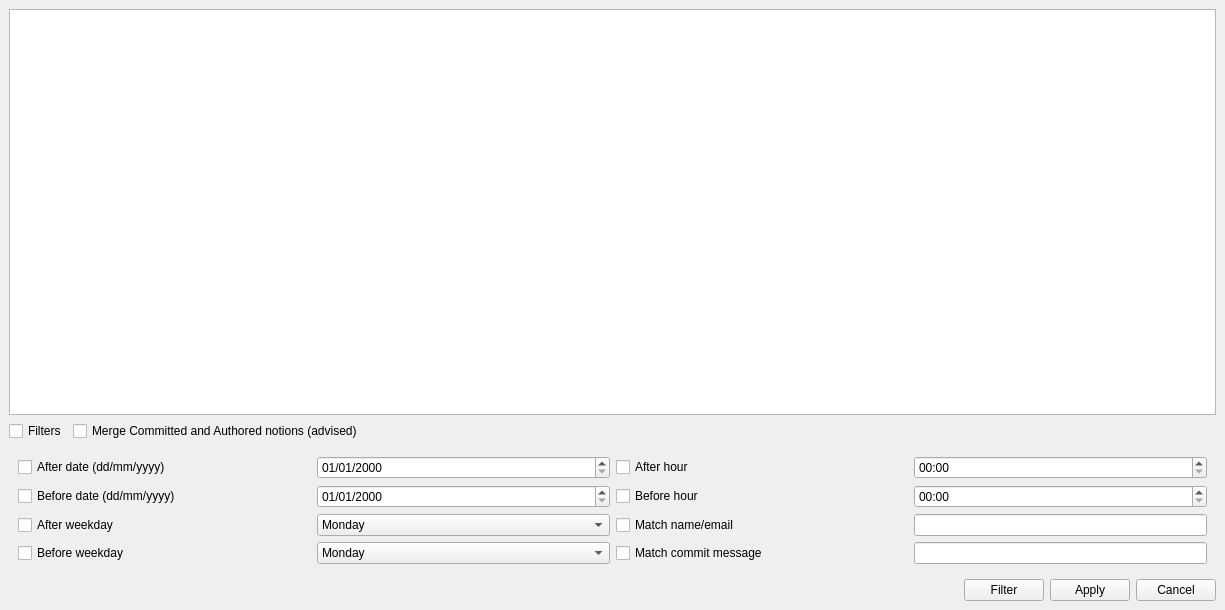
First picture: the form in qGitFilterBranch/main_window.ui, repository mike-perdide/gitbuster, before the edit.
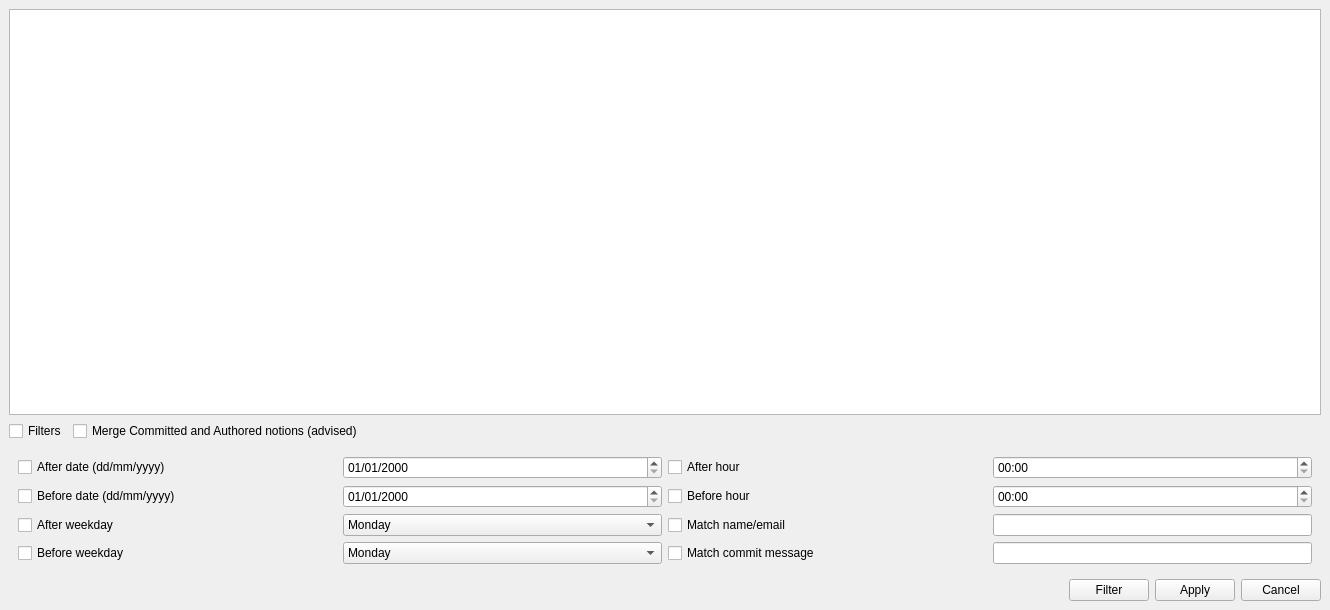
Second picture: the form after the edit.

Commit message: Changed the default size again, since we changed the display formats.

What changed in the file:
```diff
--- a/qGitFilterBranch/main_window.ui
+++ b/qGitFilterBranch/main_window.ui
@@ -6,7 +6,7 @@
    <rect>
     <x>0</x>
     <y>0</y>
-    <width>1225</width>
+    <width>1330</width>
     <height>610</height>
    </rect>
   </property>
```
